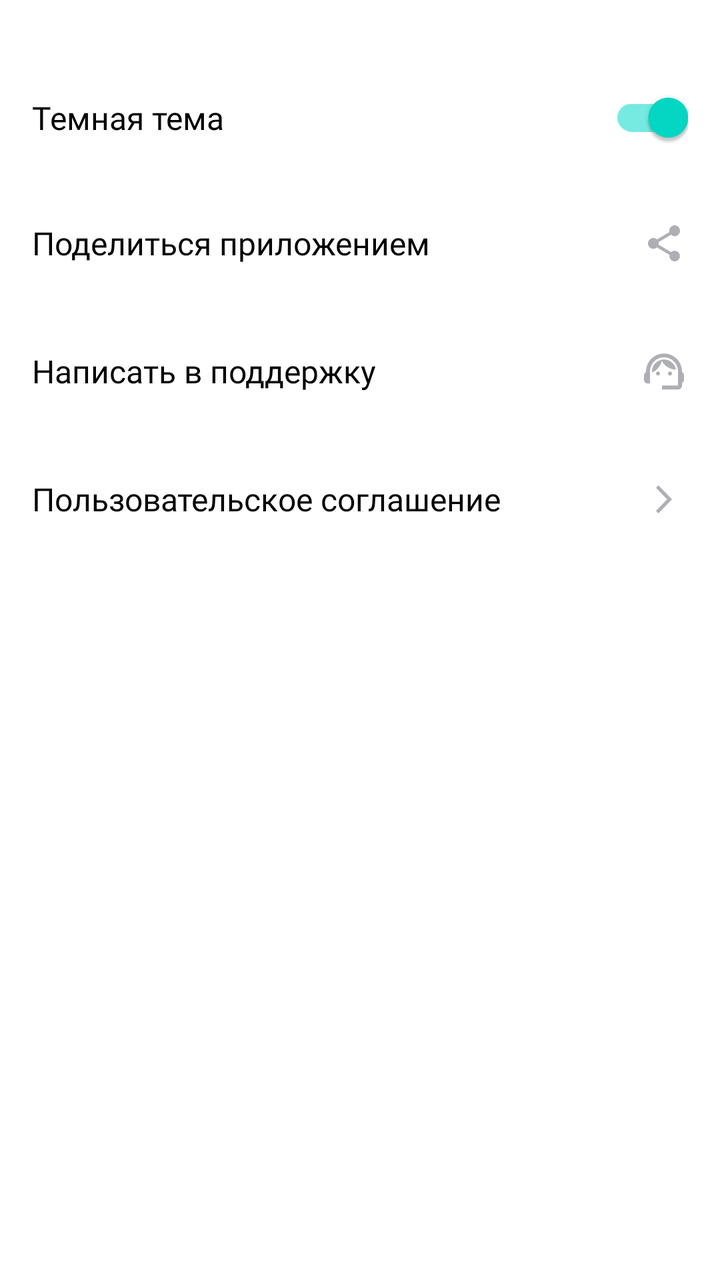
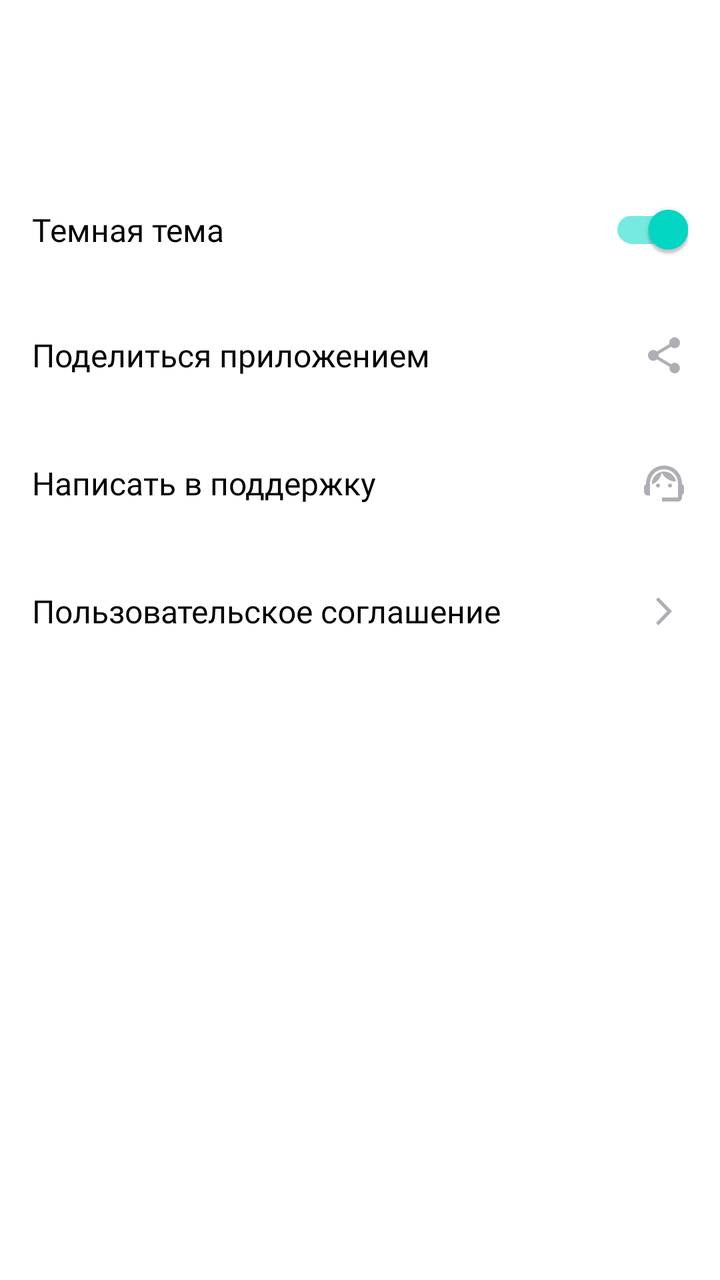

Compare the two renders of this Android layout. The source of the first and the diff that turns it into the second are given below.
<!-- AndroidManifest.xml: application theme Base.Theme.PlaylistMaker -->
<!-- res/layout/fragment_settings.xml -->
<?xml version="1.0" encoding="utf-8"?>
<LinearLayout
    xmlns:android="http://schemas.android.com/apk/res/android"
    xmlns:app="http://schemas.android.com/apk/res-auto"
    xmlns:tools="http://schemas.android.com/tools"
    android:layout_width="match_parent"
    android:layout_height="match_parent"
    android:orientation="vertical"
    android:id="@+id/settings_view"
    tools:context=".settings.ui.activity.SettingsFragment"
    >
    <com.google.android.material.switchmaterial.SwitchMaterial
        android:layout_width="match_parent"
        android:layout_height="wrap_content"
        android:text="@string/settings_dark_theme"
        android:layout_marginTop="@dimen/margin_from_toolbar"
        android:layout_marginHorizontal="@dimen/main_margin_horizontal"
        android:checked="true"
        style="@style/SettingMenuItem"
        android:id="@+id/themeSwitcher"
        />

    <com.google.android.material.textview.MaterialTextView
        android:layout_width="match_parent"
        android:layout_height="wrap_content"
        android:text="@string/settings_share_app"
        android:drawableEnd="@drawable/sharing"
        android:layout_marginHorizontal="@dimen/main_margin_horizontal"
        android:id="@+id/share_button"
        style="@style/SettingMenuItem"
        />
    <com.google.android.material.textview.MaterialTextView
        android:layout_width="match_parent"
        android:layout_height="wrap_content"
        android:text="@string/settings_support"
        android:drawableEnd="@drawable/support"
        android:layout_marginHorizontal="@dimen/main_margin_horizontal"
        android:id="@+id/support_button"
        style="@style/SettingMenuItem" />
    <com.google.android.material.textview.MaterialTextView
        android:layout_width="match_parent"
        android:layout_height="wrap_content"
        android:id="@+id/agreement_button"
        android:text="@string/settings_agreement"
        android:drawableEnd="@drawable/arrow_forward"
        android:layout_marginHorizontal="@dimen/main_margin_horizontal"
        style="@style/SettingMenuItem" />

</LinearLayout>
<!-- resources referenced by this layout -->
<resources>
  <dimen name="main_margin_horizontal">16dp</dimen>
  <dimen name="margin_from_toolbar">28dp</dimen>
  <!-- drawable arrow_forward (drawable) -->
  <vector xmlns:android="http://schemas.android.com/apk/res/android"
      android:width="24dp"
      android:height="24dp"
      android:viewportWidth="24"
      android:viewportHeight="24">
    <path
        android:pathData="M8,17.749L9.213,19L16,12L9.213,5L8,6.252L13.573,12L8,17.749Z"
        android:fillColor="@color/menu_icon_color"/>
  </vector>
  <!-- drawable sharing (drawable) -->
  <vector xmlns:android="http://schemas.android.com/apk/res/android"
      android:width="24dp"
      android:height="24dp"
      android:viewportWidth="24"
      android:viewportHeight="24">
    <path
        android:pathData="M17.333,15.723C16.658,15.723 16.053,15.994 15.591,16.419L9.253,12.669C9.298,12.461 9.333,12.253 9.333,12.036C9.333,11.819 9.298,11.611 9.253,11.404L15.52,7.69C16,8.142 16.631,8.422 17.333,8.422C18.809,8.422 20,7.211 20,5.711C20,4.211 18.809,3 17.333,3C15.858,3 14.667,4.211 14.667,5.711C14.667,5.928 14.702,6.136 14.747,6.343L8.48,10.057C8,9.605 7.369,9.325 6.667,9.325C5.191,9.325 4,10.536 4,12.036C4,13.536 5.191,14.747 6.667,14.747C7.369,14.747 8,14.467 8.48,14.015L14.809,17.774C14.764,17.964 14.738,18.163 14.738,18.361C14.738,19.816 15.902,21 17.333,21C18.764,21 19.929,19.816 19.929,18.361C19.929,16.907 18.764,15.723 17.333,15.723Z"
        android:fillColor="@color/menu_icon_color"/>
  </vector>
  <string name="settings_agreement" translatable="false">Пользовательское соглашение</string>
  <string name="settings_dark_theme" translatable="false">Темная тема</string>
  <string name="settings_share_app" translatable="false">Поделиться приложением</string>
  <string name="settings_support" translatable="false">Написать в поддержку</string>
  <style name="SettingMenuItem">
          <item name="android:paddingVertical">@dimen/setting_padding_vertical</item>
          <item name="android:textColor">?attr/menu_text_color</item>
          <item name="android:gravity">center_vertical</item>
          <item name="android:textAppearance">@style/TextAppearanceSettings</item>
      </style>
  <style name="Base.Theme.PlaylistMaker" parent="Theme.MaterialComponents.DayNight.NoActionBar">
          
          
          <item name="android:windowBackground">@color/white</item>
          <item name="title_text_color">@color/white</item>
      </style>
  <color name="menu_icon_color">#AEAFB4</color>
  <dimen name="setting_padding_vertical">20dp</dimen>
  <style name="TextAppearanceSettings">
          <item name="android:textSize">@dimen/settings_text_size</item>
          <item name="android:fontFamily">@font/ys_display_medium</item>
          <item name="android:textFontWeight">400</item>
      </style>
  <color name="white">#FFFFFFFF</color>
  <dimen name="settings_text_size">16sp</dimen>
  <!-- unchanged entries left out for length: 1 -->
</resources>

<!-- the commit's change to res/layout/fragment_settings.xml (unified diff, before → after) -->
@@ -9,6 +9,13 @@
     android:id="@+id/settings_view"
     tools:context=".settings.ui.activity.SettingsFragment"
     >
+    <com.google.android.material.appbar.MaterialToolbar
+        android:layout_width="match_parent"
+        android:layout_height="wrap_content"
+        style="@style/ToolbarMainText"
+        android:id="@+id/back_toolbar"
+        app:title="@string/settings"
+        />
     <com.google.android.material.switchmaterial.SwitchMaterial
         android:layout_width="match_parent"
         android:layout_height="wrap_content"
<!-- resource entries referenced after the edit -->
@@ -22,6 +22,7 @@
         android:pathData="M17.333,15.723C16.658,15.723 16.053,15.994 15.591,16.419L9.253,12.669C9.298,12.461 9.333,12.253 9.333,12.036C9.333,11.819 9.298,11.611 9.253,11.404L15.52,7.69C16,8.142 16.631,8.422 17.333,8.422C18.809,8.422 20,7.211 20,5.711C20,4.211 18.809,3 17.333,3C15.858,3 14.667,4.211 14.667,5.711C14.667,5.928 14.702,6.136 14.747,6.343L8.48,10.057C8,9.605 7.369,9.325 6.667,9.325C5.191,9.325 4,10.536 4,12.036C4,13.536 5.191,14.747 6.667,14.747C7.369,14.747 8,14.467 8.48,14.015L14.809,17.774C14.764,17.964 14.738,18.163 14.738,18.361C14.738,19.816 15.902,21 17.333,21C18.764,21 19.929,19.816 19.929,18.361C19.929,16.907 18.764,15.723 17.333,15.723Z"
         android:fillColor="@color/menu_icon_color"/>
   </vector>
+  <string name="settings" translatable="false">Настройки</string>
   <string name="settings_agreement" translatable="false">Пользовательское соглашение</string>
   <string name="settings_dark_theme" translatable="false">Темная тема</string>
   <string name="settings_share_app" translatable="false">Поделиться приложением</string>
@@ -31,6 +32,10 @@
           <item name="android:textColor">?attr/menu_text_color</item>
           <item name="android:gravity">center_vertical</item>
           <item name="android:textAppearance">@style/TextAppearanceSettings</item>
+      </style>
+  <style name="ToolbarMainText" parent="TextAppearance.MaterialComponents.Headline6">
+          <item name="titleTextAppearance">@style/TitleTextAppearance</item>
+          <item name="titleTextColor">?attr/title_text_color</item>
       </style>
   <style name="Base.Theme.PlaylistMaker" parent="Theme.MaterialComponents.DayNight.NoActionBar">
           
@@ -45,6 +50,11 @@
           <item name="android:fontFamily">@font/ys_display_medium</item>
           <item name="android:textFontWeight">400</item>
       </style>
+  <style name="TitleTextAppearance">
+          <item name="android:textFontWeight">500</item>
+          <item name="fontFamily">@font/ys_display_medium</item>
+          <item name="android:textSize">22sp</item>
+      </style>
   <color name="white">#FFFFFFFF</color>
   <dimen name="settings_text_size">16sp</dimen>
   <!-- unchanged entries left out for length: 1 -->
